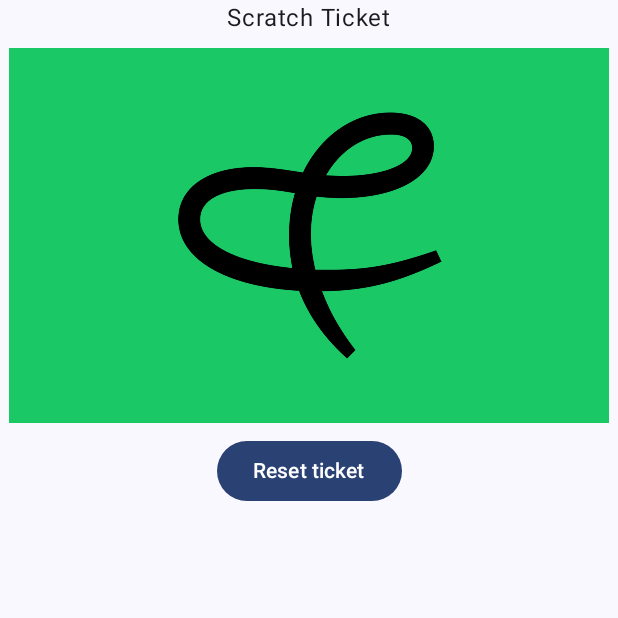
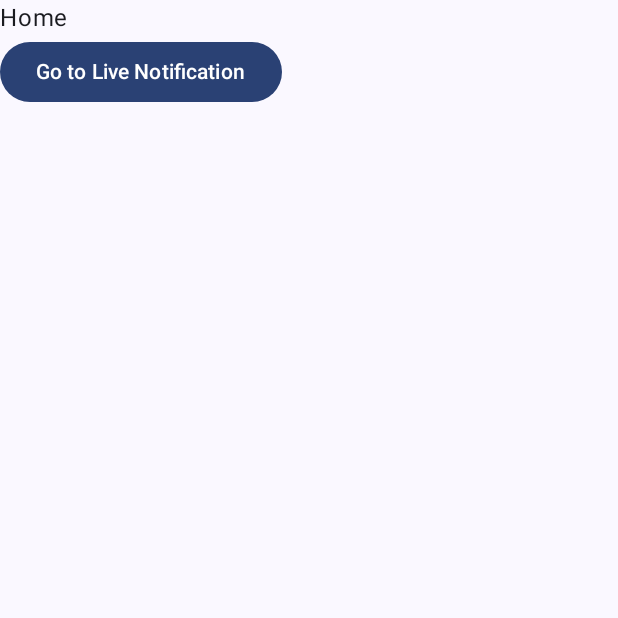
Before and after one commit to Woutervdvelde/ComposePractice, an Android app built with Jetpack Compose: the screen it shows after launch (MainActivity), on a phone screen of 412 x 824 dp, the top half of it. Run offline under Robolectric (Android 15) with nearby library versions, the phone set to English and light mode, and no system bars; our stand-ins replace Dagger/Hilt's generated code, Navigation 3.

Commit message:
Working navigation 3 with hilt injection

```diff
--- /dev/null
+++ b/app/src/main/java/com/example/composepractice/BaseApp.kt
@@ -0,0 +1,11 @@
+package com.example.composepractice
+
+import android.app.Application
+import dagger.hilt.android.HiltAndroidApp
+
+@HiltAndroidApp
+class BaseApp : Application() {
+    override fun onCreate() {
+        super.onCreate()
+    }
+}
--- a/app/src/main/java/com/example/composepractice/MainActivity.kt
+++ b/app/src/main/java/com/example/composepractice/MainActivity.kt
@@ -9,20 +9,45 @@ import androidx.compose.foundation.layout.fillMaxSize
 import androidx.compose.foundation.layout.padding
 import androidx.compose.material3.Scaffold
 import androidx.compose.ui.Modifier
+import androidx.lifecycle.viewmodel.navigation3.rememberViewModelStoreNavEntryDecorator
+import androidx.navigation3.runtime.entryProvider
+import androidx.navigation3.runtime.rememberSavedStateNavEntryDecorator
+import androidx.navigation3.ui.NavDisplay
+import androidx.navigation3.ui.rememberSceneSetupNavEntryDecorator
+import com.example.composepractice.navigation.EntryProviderInstaller
+import com.example.composepractice.navigation.Navigator
 import com.example.composepractice.ui.project.scratchticket.ScratchTicketScreen
 import com.example.composepractice.ui.theme.ComposePracticeTheme
+import dagger.hilt.android.AndroidEntryPoint
+import dagger.hilt.android.HiltAndroidApp
+import javax.inject.Inject
 
+@AndroidEntryPoint
 class MainActivity : ComponentActivity() {
+
+    @Inject
+    lateinit var navigator: Navigator
+
+    @Inject
+    lateinit var entryProviderBuilders: Set<@JvmSuppressWildcards EntryProviderInstaller>
+
     override fun onCreate(savedInstanceState: Bundle?) {
         super.onCreate(savedInstanceState)
         enableEdgeToEdge()
         setContent {
             ComposePracticeTheme {
-                Scaffold(modifier = Modifier.fillMaxSize()) {  contentPadding ->
-                    Box(modifier = Modifier.padding(contentPadding)) {
-                        ScratchTicketScreen()
+                NavDisplay(
+                    backStack = navigator.backStack,
+                    onBack = { navigator.goBack() },
+                    entryDecorators = listOf(
+                        rememberSceneSetupNavEntryDecorator(),
+                        rememberSavedStateNavEntryDecorator(),
+                        rememberViewModelStoreNavEntryDecorator()
+                    ),
+                    entryProvider = entryProvider {
+                        entryProviderBuilders.forEach { builder -> this.builder() }
                     }
-                }
+                )
             }
         }
     }
--- /dev/null
+++ b/app/src/main/java/com/example/composepractice/di/AppModule.kt
@@ -0,0 +1,18 @@
+package com.example.composepractice.di
+
+import com.example.composepractice.navigation.Navigator
+import com.example.composepractice.ui.project.home.HomeRoute
+import dagger.Module
+import dagger.Provides
+import dagger.hilt.InstallIn
+import dagger.hilt.android.components.ActivityRetainedComponent
+import dagger.hilt.android.scopes.ActivityRetainedScoped
+
+@Module
+@InstallIn(ActivityRetainedComponent::class)
+object AppModule {
+
+    @Provides
+    @ActivityRetainedScoped
+    fun provideNavigator(): Navigator =  Navigator(startDestination = HomeRoute)
+}
--- /dev/null
+++ b/app/src/main/java/com/example/composepractice/navigation/Navigation.kt
@@ -0,0 +1,21 @@
+package com.example.composepractice.navigation
+
+import androidx.compose.runtime.mutableStateListOf
+import androidx.compose.runtime.snapshots.SnapshotStateList
+import androidx.navigation3.runtime.EntryProviderBuilder
+import dagger.hilt.android.scopes.ActivityRetainedScoped
+
+typealias EntryProviderInstaller = EntryProviderBuilder<Any>.() -> Unit
+
+@ActivityRetainedScoped
+class Navigator(startDestination: Any) {
+    val backStack : SnapshotStateList<Any> = mutableStateListOf(startDestination)
+
+    fun goTo(destination: Any) {
+        backStack.add(destination)
+    }
+
+    fun goBack() {
+        backStack.removeLastOrNull()
+    }
+}
--- /dev/null
+++ b/app/src/main/java/com/example/composepractice/ui/project/home/HomeNavigation.kt
@@ -0,0 +1,42 @@
+package com.example.composepractice.ui.project.home
+
+import androidx.compose.foundation.layout.Column
+import androidx.compose.foundation.layout.fillMaxSize
+import androidx.compose.foundation.layout.padding
+import androidx.compose.material3.Button
+import androidx.compose.material3.Scaffold
+import androidx.compose.material3.Text
+import androidx.compose.ui.Modifier
+import androidx.navigation3.runtime.entry
+import com.example.composepractice.navigation.EntryProviderInstaller
+import com.example.composepractice.navigation.Navigator
+import com.example.composepractice.ui.project.livenotification.LiveNotificationRoute
+import dagger.Module
+import dagger.Provides
+import dagger.hilt.InstallIn
+import dagger.hilt.android.components.ActivityRetainedComponent
+import dagger.multibindings.IntoSet
+
+object HomeRoute
+
+@Module
+@InstallIn(ActivityRetainedComponent::class)
+object HomeModule {
+
+    @IntoSet
+    @Provides
+    fun provideEntryProviderInstaller(navigator: Navigator): EntryProviderInstaller = {
+        entry<HomeRoute> {
+            Scaffold { contentPadding ->
+                Column(modifier = Modifier.fillMaxSize().padding(contentPadding)) {
+                    Text("Home")
+                    Button(
+                        onClick = { navigator.goTo(LiveNotificationRoute) }
+                    ) {
+                        Text("Go to Live Notification")
+                    }
+                }
+            }
+        }
+    }
+}
--- /dev/null
+++ b/app/src/main/java/com/example/composepractice/ui/project/livenotification/LiveNotificationNavigation.kt
@@ -0,0 +1,41 @@
+package com.example.composepractice.ui.project.livenotification
+
+import androidx.compose.foundation.layout.Column
+import androidx.compose.foundation.layout.fillMaxSize
+import androidx.compose.foundation.layout.padding
+import androidx.compose.material3.Button
+import androidx.compose.material3.Scaffold
+import androidx.compose.material3.Text
+import androidx.compose.ui.Modifier
+import androidx.navigation3.runtime.entry
+import com.example.composepractice.navigation.EntryProviderInstaller
+import com.example.composepractice.navigation.Navigator
+import dagger.Module
+import dagger.Provides
+import dagger.hilt.InstallIn
+import dagger.hilt.android.components.ActivityRetainedComponent
+import dagger.multibindings.IntoSet
+
+object LiveNotificationRoute
+
+@Module
+@InstallIn(ActivityRetainedComponent::class)
+object LiveNotificationModule {
+
+    @IntoSet
+    @Provides
+    fun provideEntryProviderInstaller(navigator: Navigator): EntryProviderInstaller = {
+        entry<LiveNotificationRoute> {
+            Scaffold { contentPadding ->
+                Column(modifier = Modifier.fillMaxSize().padding(contentPadding)) {
+                    Text("Live Notification")
+                    Button(
+                        onClick = { navigator.goBack() }
+                    ) {
+                        Text("Back")
+                    }
+                }
+            }
+        }
+    }
+}
--- a/app/src/main/java/com/example/composepractice/ui/theme/Theme.kt
+++ b/app/src/main/java/com/example/composepractice/ui/theme/Theme.kt
@@ -1,6 +1,5 @@
 package com.example.composepractice.ui.theme
 
-import android.app.Activity
 import android.os.Build
 import androidx.compose.foundation.isSystemInDarkTheme
 import androidx.compose.material3.MaterialTheme
--- a/build.gradle.kts
+++ b/build.gradle.kts
@@ -4,4 +4,6 @@ plugins {
     alias(libs.plugins.jetbrains.kotlin.android) apply false
     alias(libs.plugins.jetbrains.kotlin.jvm) apply false
     alias(libs.plugins.compose.compiler) apply false
+    alias(libs.plugins.hilt) apply false
+    alias(libs.plugins.ksp) apply false
 }
--- a/settings.gradle.kts
+++ b/settings.gradle.kts
@@ -10,6 +10,9 @@ pluginManagement {
         }
         mavenCentral()
         gradlePluginPortal()
+        maven {
+            url = uri("https://androidx.dev/snapshots/builds/13508953/artifacts/repository")
+        }
     }
 }
 dependencyResolutionManagement {
@@ -17,6 +20,9 @@ dependencyResolutionManagement {
     repositories {
         google()
         mavenCentral()
+        maven {
+            url = uri("https://androidx.dev/snapshots/builds/13508953/artifacts/repository")
+        }
     }
 }
 
```
Also changed, not shown: app/build.gradle.kts (+14 -0 lines), app/src/main/AndroidManifest.xml (+3 -4 lines), gradle/libs.versions.toml (+28 -0 lines), 90 other files.
